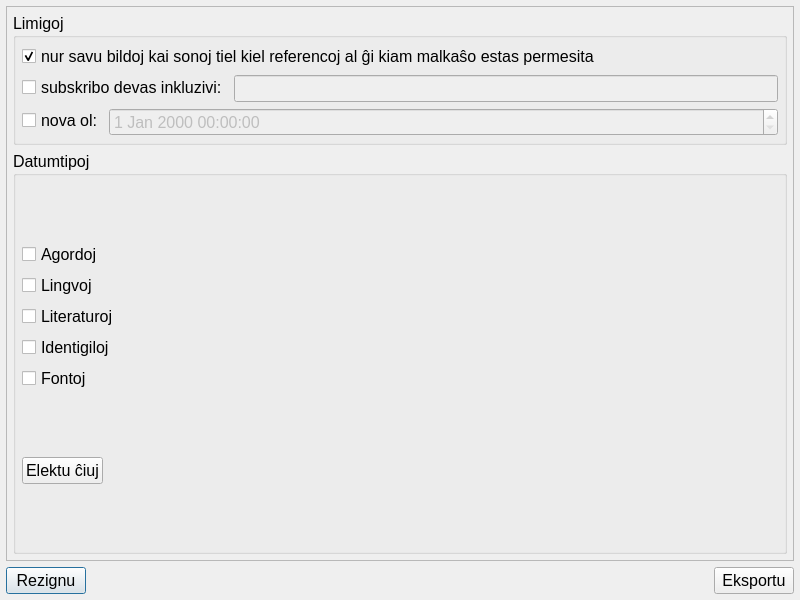
First picture: the form in datumojapogilo.ui, repository MDCremer/Gradivus, before the edit.
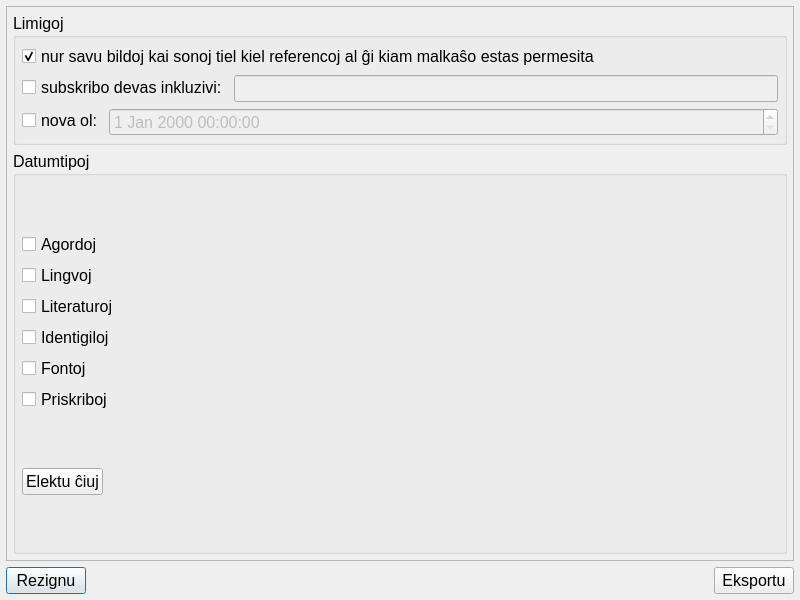
Second picture: the form after the edit.

```diff
--- a/datumojapogilo.ui
+++ b/datumojapogilo.ui
@@ -193,6 +193,13 @@
               </property>
              </widget>
             </item>
+            <item row="5" column="0">
+             <widget class="QCheckBox" name="priskriboj">
+              <property name="text">
+               <string>Priskriboj</string>
+              </property>
+             </widget>
+            </item>
            </layout>
           </item>
           <item>
```
